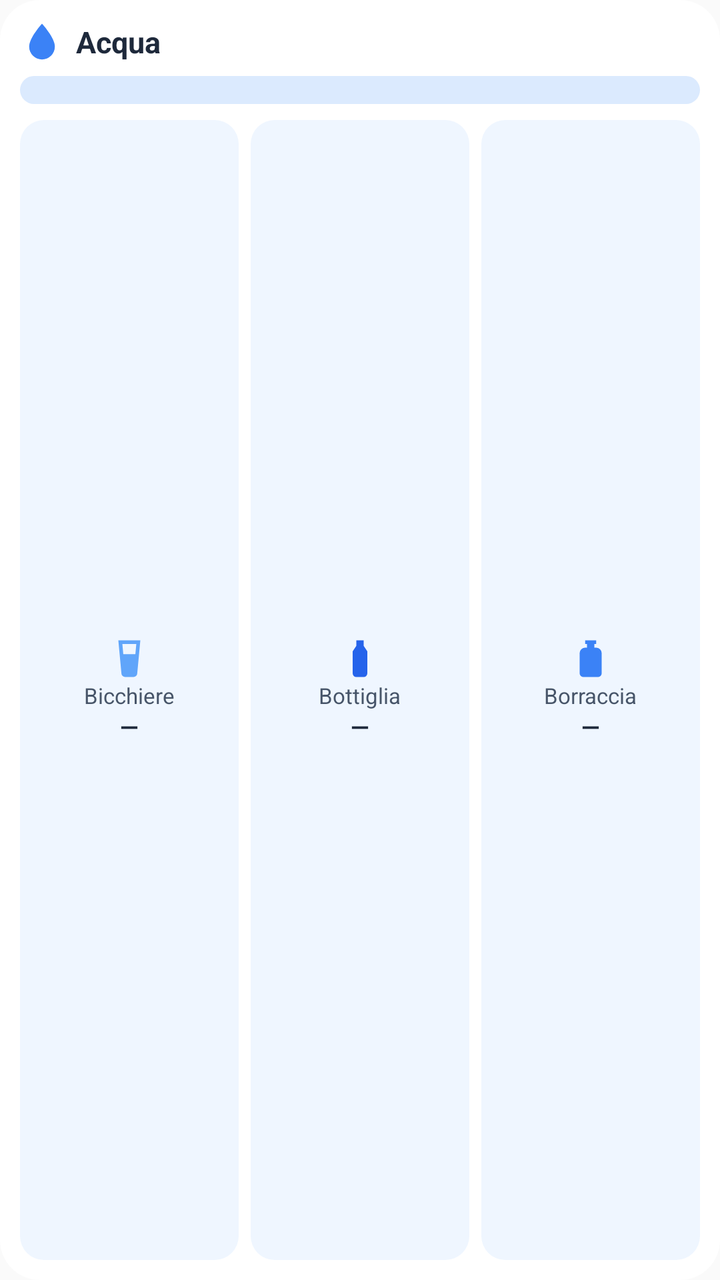
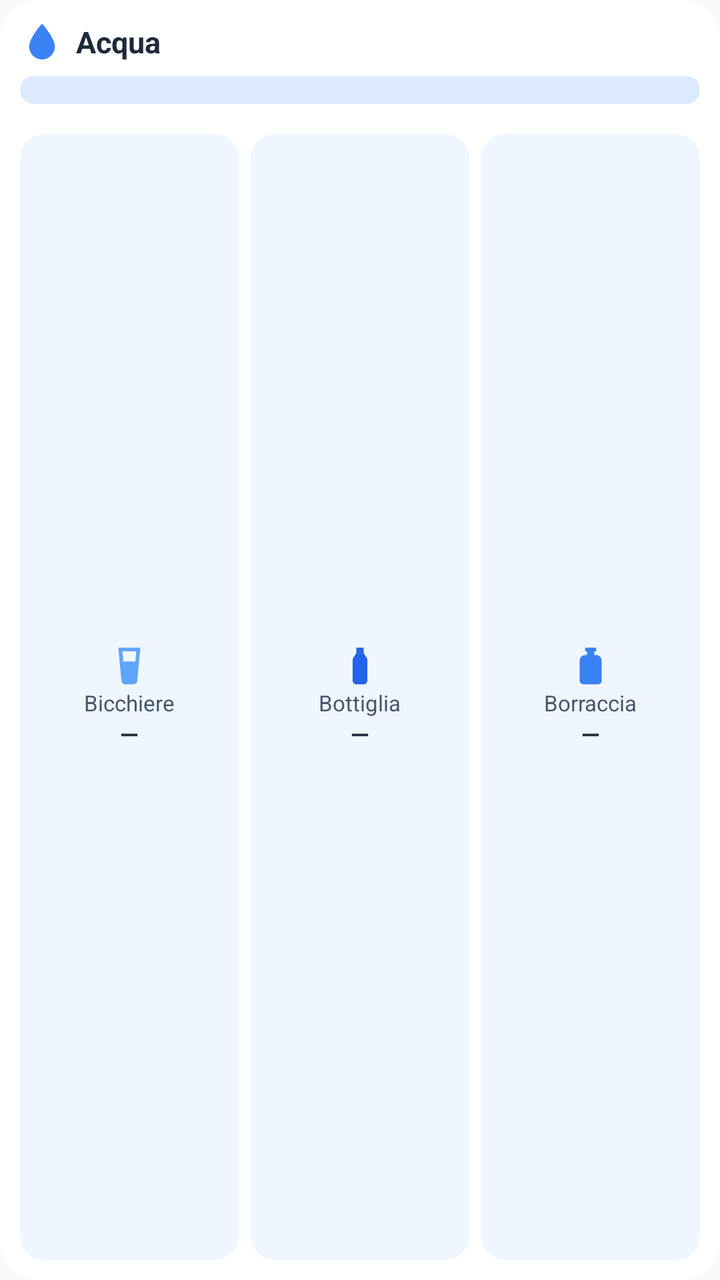

Two renders of the same Android screen: before a commit and after it. Below are the layout's source before the change and the commit's diff.
<!-- AndroidManifest.xml: application theme Theme.NutriGeniusBridge -->
<!-- res/layout/widget_acqua.xml -->
<?xml version="1.0" encoding="utf-8"?>
<LinearLayout xmlns:android="http://schemas.android.com/apk/res/android"
    android:layout_width="match_parent"
    android:layout_height="match_parent"
    android:background="@drawable/widget_sfondo"
    android:orientation="vertical"
    android:padding="10dp">
    <LinearLayout
        android:id="@+id/acqua_totale"
        android:layout_width="match_parent"
        android:layout_height="wrap_content"
        android:gravity="center_vertical"
        android:orientation="horizontal"
        android:contentDescription="Apri il dettaglio dell'acqua">
        <ImageView android:layout_width="22dp" android:layout_height="22dp" android:src="@drawable/ic_widget_goccia" android:importantForAccessibility="no" />
        <TextView android:id="@+id/acqua_testo" android:layout_width="0dp" android:layout_height="wrap_content" android:layout_weight="1" android:layout_marginStart="6dp" android:text="Acqua" android:textColor="#1E293B" android:textSize="15sp" android:textStyle="bold" android:maxLines="1" android:ellipsize="end" />
        <TextView android:id="@+id/acqua_percento" android:layout_width="wrap_content" android:layout_height="wrap_content" android:textColor="#2563EB" android:textSize="14sp" android:textStyle="bold" android:maxLines="1" />
    </LinearLayout>
    <ProgressBar
        android:id="@+id/acqua_livello"
        style="?android:attr/progressBarStyleHorizontal"
        android:layout_width="match_parent"
        android:layout_height="14dp"
        android:layout_marginTop="6dp"
        android:indeterminate="false"
        android:max="100"
        android:progress="0"
        android:progressDrawable="@drawable/widget_barra" />
    <LinearLayout
        android:layout_width="match_parent"
        android:layout_height="0dp"
        android:layout_marginTop="8dp"
        android:layout_weight="1"
        android:orientation="horizontal">
        <LinearLayout
            android:id="@+id/acqua_glass"
            android:layout_width="0dp"
            android:layout_height="match_parent"
            android:layout_weight="1"
            android:background="@drawable/widget_pulsante"
            android:gravity="center"
            android:orientation="vertical"
            android:contentDescription="Aggiungi Bicchiere">
            <ImageView android:layout_width="22dp" android:layout_height="22dp" android:src="@drawable/ic_widget_bicchiere" android:importantForAccessibility="no" />
            <TextView android:layout_width="wrap_content" android:layout_height="wrap_content" android:text="Bicchiere" android:textColor="#475569" android:textSize="11sp" android:maxLines="1" />
            <TextView android:id="@+id/acqua_glass_ml" android:layout_width="wrap_content" android:layout_height="wrap_content" android:text="—" android:textColor="#1E293B" android:textSize="12sp" android:textStyle="bold" android:maxLines="1" />
        </LinearLayout>
        <LinearLayout
            android:id="@+id/acqua_bottle"
            android:layout_width="0dp"
            android:layout_height="match_parent"
            android:layout_weight="1" android:layout_marginStart="6dp"
            android:background="@drawable/widget_pulsante"
            android:gravity="center"
            android:orientation="vertical"
            android:contentDescription="Aggiungi Bottiglia">
            <ImageView android:layout_width="22dp" android:layout_height="22dp" android:src="@drawable/ic_widget_bottiglia" android:importantForAccessibility="no" />
            <TextView android:layout_width="wrap_content" android:layout_height="wrap_content" android:text="Bottiglia" android:textColor="#475569" android:textSize="11sp" android:maxLines="1" />
            <TextView android:id="@+id/acqua_bottle_ml" android:layout_width="wrap_content" android:layout_height="wrap_content" android:text="—" android:textColor="#1E293B" android:textSize="12sp" android:textStyle="bold" android:maxLines="1" />
        </LinearLayout>
        <LinearLayout
            android:id="@+id/acqua_flask"
            android:layout_width="0dp"
            android:layout_height="match_parent"
            android:layout_weight="1" android:layout_marginStart="6dp"
            android:background="@drawable/widget_pulsante"
            android:gravity="center"
            android:orientation="vertical"
            android:contentDescription="Aggiungi Borraccia">
            <ImageView android:layout_width="22dp" android:layout_height="22dp" android:src="@drawable/ic_widget_borraccia" android:importantForAccessibility="no" />
            <TextView android:layout_width="wrap_content" android:layout_height="wrap_content" android:text="Borraccia" android:textColor="#475569" android:textSize="11sp" android:maxLines="1" />
            <TextView android:id="@+id/acqua_flask_ml" android:layout_width="wrap_content" android:layout_height="wrap_content" android:text="—" android:textColor="#1E293B" android:textSize="12sp" android:textStyle="bold" android:maxLines="1" />
        </LinearLayout>
    </LinearLayout>
</LinearLayout>
<!-- resources referenced by this layout -->
<resources>
  <!-- drawable ic_widget_bicchiere (drawable) -->
  <?xml version="1.0" encoding="utf-8"?>
  <vector xmlns:android="http://schemas.android.com/apk/res/android" android:width="24dp" android:height="24dp" android:viewportWidth="24" android:viewportHeight="24">
      <path android:fillColor="#60A5FA" android:fillType="evenOdd" android:pathData="M6,2h12l-1.7,18.2A2,2 0 0,1 14.3,22H9.7A2,2 0 0,1 7.7,20.2L6,2zM8.2,4l0.5,5.5h6.6L15.8,4H8.2z" />
  </vector>
  <!-- drawable ic_widget_borraccia (drawable) -->
  <?xml version="1.0" encoding="utf-8"?>
  <vector xmlns:android="http://schemas.android.com/apk/res/android" android:width="24dp" android:height="24dp" android:viewportWidth="24" android:viewportHeight="24">
      <path android:fillColor="#3B82F6" android:fillType="evenOdd" android:pathData="M9,2h6v2h-1v2h1a3,3 0 0,1 3,3v11a2,2 0 0,1 -2,2H8a2,2 0 0,1 -2,-2V9a3,3 0 0,1 3,-3h1V4H9V2z" />
  </vector>
  <!-- drawable ic_widget_bottiglia (drawable) -->
  <?xml version="1.0" encoding="utf-8"?>
  <vector xmlns:android="http://schemas.android.com/apk/res/android" android:width="24dp" android:height="24dp" android:viewportWidth="24" android:viewportHeight="24">
      <path android:fillColor="#2563EB" android:fillType="evenOdd" android:pathData="M10,2h4v3l2,3v12a2,2 0 0,1 -2,2h-4a2,2 0 0,1 -2,-2V8l2,-3V2z" />
  </vector>
  <!-- drawable ic_widget_goccia (drawable) -->
  <?xml version="1.0" encoding="utf-8"?>
  <vector xmlns:android="http://schemas.android.com/apk/res/android" android:width="24dp" android:height="24dp" android:viewportWidth="24" android:viewportHeight="24">
      <path android:fillColor="#3B82F6" android:fillType="evenOdd" android:pathData="M12,2c0,0 -7,7.6 -7,12.5a7,7 0 0,0 14,0C19,9.6 12,2 12,2z" />
  </vector>
  <!-- drawable widget_barra (drawable) -->
  <?xml version="1.0" encoding="utf-8"?>
  <layer-list xmlns:android="http://schemas.android.com/apk/res/android">
      <item android:id="@android:id/background">
          <shape android:shape="rectangle">
              <solid android:color="#DBEAFE" />
              <corners android:radius="7dp" />
          </shape>
      </item>
      <item android:id="@android:id/progress">
          <clip>
              <shape android:shape="rectangle">
                  <solid android:color="#FFFFFF" />
                  <corners android:radius="7dp" />
              </shape>
          </clip>
      </item>
  </layer-list>
  <!-- drawable widget_pulsante (drawable) -->
  <?xml version="1.0" encoding="utf-8"?>
  <ripple xmlns:android="http://schemas.android.com/apk/res/android" android:color="#553B82F6">
      <item>
          <shape android:shape="rectangle">
              <solid android:color="#EFF6FF" />
              <corners android:radius="12dp" />
          </shape>
      </item>
  </ripple>
  <!-- drawable widget_sfondo (drawable) -->
  <?xml version="1.0" encoding="utf-8"?>
  <shape xmlns:android="http://schemas.android.com/apk/res/android" android:shape="rectangle">
      <solid android:color="#F5FFFFFF" />
      <corners android:radius="20dp" />
  </shape>
  <style name="Theme.NutriGeniusBridge" parent="android:Theme.Material.Light.NoActionBar">
          <item name="android:statusBarColor">#6366f1</item>
      </style>
</resources>

<!-- the commit's change to res/layout/widget_acqua.xml (unified diff, before → after) -->
@@ -26,6 +26,29 @@
         android:max="100"
         android:progress="0"
         android:progressDrawable="@drawable/widget_barra" />
+    <LinearLayout android:layout_width="match_parent" android:layout_height="7dp" android:orientation="horizontal">
+        <ImageView android:id="@+id/marca_0" android:layout_width="0dp" android:layout_height="match_parent" android:layout_weight="1" android:scaleType="centerInside" android:src="@drawable/ic_widget_marca" android:visibility="invisible" android:importantForAccessibility="no" />
+        <ImageView android:id="@+id/marca_1" android:layout_width="0dp" android:layout_height="match_parent" android:layout_weight="1" android:scaleType="centerInside" android:src="@drawable/ic_widget_marca" android:visibility="invisible" android:importantForAccessibility="no" />
+        <ImageView android:id="@+id/marca_2" android:layout_width="0dp" android:layout_height="match_parent" android:layout_weight="1" android:scaleType="centerInside" android:src="@drawable/ic_widget_marca" android:visibility="invisible" android:importantForAccessibility="no" />
+        <ImageView android:id="@+id/marca_3" android:layout_width="0dp" android:layout_height="match_parent" android:layout_weight="1" android:scaleType="centerInside" android:src="@drawable/ic_widget_marca" android:visibility="invisible" android:importantForAccessibility="no" />
+        <ImageView android:id="@+id/marca_4" android:layout_width="0dp" android:layout_height="match_parent" android:layout_weight="1" android:scaleType="centerInside" android:src="@drawable/ic_widget_marca" android:visibility="invisible" android:importantForAccessibility="no" />
+        <ImageView android:id="@+id/marca_5" android:layout_width="0dp" android:layout_height="match_parent" android:layout_weight="1" android:scaleType="centerInside" android:src="@drawable/ic_widget_marca" android:visibility="invisible" android:importantForAccessibility="no" />
+        <ImageView android:id="@+id/marca_6" android:layout_width="0dp" android:layout_height="match_parent" android:layout_weight="1" android:scaleType="centerInside" android:src="@drawable/ic_widget_marca" android:visibility="invisible" android:importantForAccessibility="no" />
+        <ImageView android:id="@+id/marca_7" android:layout_width="0dp" android:layout_height="match_parent" android:layout_weight="1" android:scaleType="centerInside" android:src="@drawable/ic_widget_marca" android:visibility="invisible" android:importantForAccessibility="no" />
+        <ImageView android:id="@+id/marca_8" android:layout_width="0dp" android:layout_height="match_parent" android:layout_weight="1" android:scaleType="centerInside" android:src="@drawable/ic_widget_marca" android:visibility="invisible" android:importantForAccessibility="no" />
+        <ImageView android:id="@+id/marca_9" android:layout_width="0dp" android:layout_height="match_parent" android:layout_weight="1" android:scaleType="centerInside" android:src="@drawable/ic_widget_marca" android:visibility="invisible" android:importantForAccessibility="no" />
+        <ImageView android:id="@+id/marca_10" android:layout_width="0dp" android:layout_height="match_parent" android:layout_weight="1" android:scaleType="centerInside" android:src="@drawable/ic_widget_marca" android:visibility="invisible" android:importantForAccessibility="no" />
+        <ImageView android:id="@+id/marca_11" android:layout_width="0dp" android:layout_height="match_parent" android:layout_weight="1" android:scaleType="centerInside" android:src="@drawable/ic_widget_marca" android:visibility="invisible" android:importantForAccessibility="no" />
+        <ImageView android:id="@+id/marca_12" android:layout_width="0dp" android:layout_height="match_parent" android:layout_weight="1" android:scaleType="centerInside" android:src="@drawable/ic_widget_marca" android:visibility="invisible" android:importantForAccessibility="no" />
+        <ImageView android:id="@+id/marca_13" android:layout_width="0dp" android:layout_height="match_parent" android:layout_weight="1" android:scaleType="centerInside" android:src="@drawable/ic_widget_marca" android:visibility="invisible" android:importantForAccessibility="no" />
+        <ImageView android:id="@+id/marca_14" android:layout_width="0dp" android:layout_height="match_parent" android:layout_weight="1" android:scaleType="centerInside" android:src="@drawable/ic_widget_marca" android:visibility="invisible" android:importantForAccessibility="no" />
+        <ImageView android:id="@+id/marca_15" android:layout_width="0dp" android:layout_height="match_parent" android:layout_weight="1" android:scaleType="centerInside" android:src="@drawable/ic_widget_marca" android:visibility="invisible" android:importantForAccessibility="no" />
+        <ImageView android:id="@+id/marca_16" android:layout_width="0dp" android:layout_height="match_parent" android:layout_weight="1" android:scaleType="centerInside" android:src="@drawable/ic_widget_marca" android:visibility="invisible" android:importantForAccessibility="no" />
+        <ImageView android:id="@+id/marca_17" android:layout_width="0dp" android:layout_height="match_parent" android:layout_weight="1" android:scaleType="centerInside" android:src="@drawable/ic_widget_marca" android:visibility="invisible" android:importantForAccessibility="no" />
+        <ImageView android:id="@+id/marca_18" android:layout_width="0dp" android:layout_height="match_parent" android:layout_weight="1" android:scaleType="centerInside" android:src="@drawable/ic_widget_marca" android:visibility="invisible" android:importantForAccessibility="no" />
+        <ImageView android:id="@+id/marca_19" android:layout_width="0dp" android:layout_height="match_parent" android:layout_weight="1" android:scaleType="centerInside" android:src="@drawable/ic_widget_marca" android:visibility="invisible" android:importantForAccessibility="no" />
+        <ImageView android:id="@+id/marca_20" android:layout_width="0dp" android:layout_height="match_parent" android:layout_weight="1" android:scaleType="centerInside" android:src="@drawable/ic_widget_marca" android:visibility="invisible" android:importantForAccessibility="no" />
+    </LinearLayout>
     <LinearLayout
         android:layout_width="match_parent"
         android:layout_height="0dp"
@@ -41,7 +64,10 @@
             android:gravity="center"
             android:orientation="vertical"
             android:contentDescription="Aggiungi Bicchiere">
-            <ImageView android:layout_width="22dp" android:layout_height="22dp" android:src="@drawable/ic_widget_bicchiere" android:importantForAccessibility="no" />
+            <FrameLayout android:layout_width="34dp" android:layout_height="22dp">
+            <ImageView android:src="@drawable/ic_widget_bicchiere" android:layout_width="22dp" android:layout_height="22dp" android:layout_gravity="center" android:importantForAccessibility="no" />
+            <TextView android:id="@+id/acqua_glass_badge" android:layout_width="wrap_content" android:layout_height="14dp" android:minWidth="14dp" android:layout_gravity="top|end" android:background="@drawable/widget_badge" android:gravity="center" android:paddingStart="3dp" android:paddingEnd="3dp" android:textColor="#FFFFFF" android:textSize="9sp" android:textStyle="bold" android:maxLines="1" android:visibility="gone" />
+        </FrameLayout>
             <TextView android:layout_width="wrap_content" android:layout_height="wrap_content" android:text="Bicchiere" android:textColor="#475569" android:textSize="11sp" android:maxLines="1" />
             <TextView android:id="@+id/acqua_glass_ml" android:layout_width="wrap_content" android:layout_height="wrap_content" android:text="—" android:textColor="#1E293B" android:textSize="12sp" android:textStyle="bold" android:maxLines="1" />
         </LinearLayout>
@@ -54,7 +80,10 @@
             android:gravity="center"
             android:orientation="vertical"
             android:contentDescription="Aggiungi Bottiglia">
-            <ImageView android:layout_width="22dp" android:layout_height="22dp" android:src="@drawable/ic_widget_bottiglia" android:importantForAccessibility="no" />
+            <FrameLayout android:layout_width="34dp" android:layout_height="22dp">
+            <ImageView android:src="@drawable/ic_widget_bottiglia" android:layout_width="22dp" android:layout_height="22dp" android:layout_gravity="center" android:importantForAccessibility="no" />
+            <TextView android:id="@+id/acqua_bottle_badge" android:layout_width="wrap_content" android:layout_height="14dp" android:minWidth="14dp" android:layout_gravity="top|end" android:background="@drawable/widget_badge" android:gravity="center" android:paddingStart="3dp" android:paddingEnd="3dp" android:textColor="#FFFFFF" android:textSize="9sp" android:textStyle="bold" android:maxLines="1" android:visibility="gone" />
+        </FrameLayout>
             <TextView android:layout_width="wrap_content" android:layout_height="wrap_content" android:text="Bottiglia" android:textColor="#475569" android:textSize="11sp" android:maxLines="1" />
             <TextView android:id="@+id/acqua_bottle_ml" android:layout_width="wrap_content" android:layout_height="wrap_content" android:text="—" android:textColor="#1E293B" android:textSize="12sp" android:textStyle="bold" android:maxLines="1" />
         </LinearLayout>
@@ -67,7 +96,10 @@
             android:gravity="center"
             android:orientation="vertical"
             android:contentDescription="Aggiungi Borraccia">
-            <ImageView android:layout_width="22dp" android:layout_height="22dp" android:src="@drawable/ic_widget_borraccia" android:importantForAccessibility="no" />
+            <FrameLayout android:layout_width="34dp" android:layout_height="22dp">
+            <ImageView android:src="@drawable/ic_widget_borraccia" android:layout_width="22dp" android:layout_height="22dp" android:layout_gravity="center" android:importantForAccessibility="no" />
+            <TextView android:id="@+id/acqua_flask_badge" android:layout_width="wrap_content" android:layout_height="14dp" android:minWidth="14dp" android:layout_gravity="top|end" android:background="@drawable/widget_badge" android:gravity="center" android:paddingStart="3dp" android:paddingEnd="3dp" android:textColor="#FFFFFF" android:textSize="9sp" android:textStyle="bold" android:maxLines="1" android:visibility="gone" />
+        </FrameLayout>
             <TextView android:layout_width="wrap_content" android:layout_height="wrap_content" android:text="Borraccia" android:textColor="#475569" android:textSize="11sp" android:maxLines="1" />
             <TextView android:id="@+id/acqua_flask_ml" android:layout_width="wrap_content" android:layout_height="wrap_content" android:text="—" android:textColor="#1E293B" android:textSize="12sp" android:textStyle="bold" android:maxLines="1" />
         </LinearLayout>
<!-- resource entries referenced after the edit -->
@@ -20,6 +20,16 @@
   <vector xmlns:android="http://schemas.android.com/apk/res/android" android:width="24dp" android:height="24dp" android:viewportWidth="24" android:viewportHeight="24">
       <path android:fillColor="#3B82F6" android:fillType="evenOdd" android:pathData="M12,2c0,0 -7,7.6 -7,12.5a7,7 0 0,0 14,0C19,9.6 12,2 12,2z" />
   </vector>
+  <!-- drawable ic_widget_marca (drawable) -->
+  <?xml version="1.0" encoding="utf-8"?>
+  <vector xmlns:android="http://schemas.android.com/apk/res/android" android:width="8dp" android:height="6dp" android:viewportWidth="8" android:viewportHeight="6">
+      <path android:fillColor="#475569" android:pathData="M4,0L8,6H0z" />
+  </vector>
+  <!-- drawable widget_badge (drawable) -->
+  <?xml version="1.0" encoding="utf-8"?>
+  <shape xmlns:android="http://schemas.android.com/apk/res/android" android:shape="oval">
+      <solid android:color="#3B82F6" />
+  </shape>
   <!-- drawable widget_barra (drawable) -->
   <?xml version="1.0" encoding="utf-8"?>
   <layer-list xmlns:android="http://schemas.android.com/apk/res/android">
